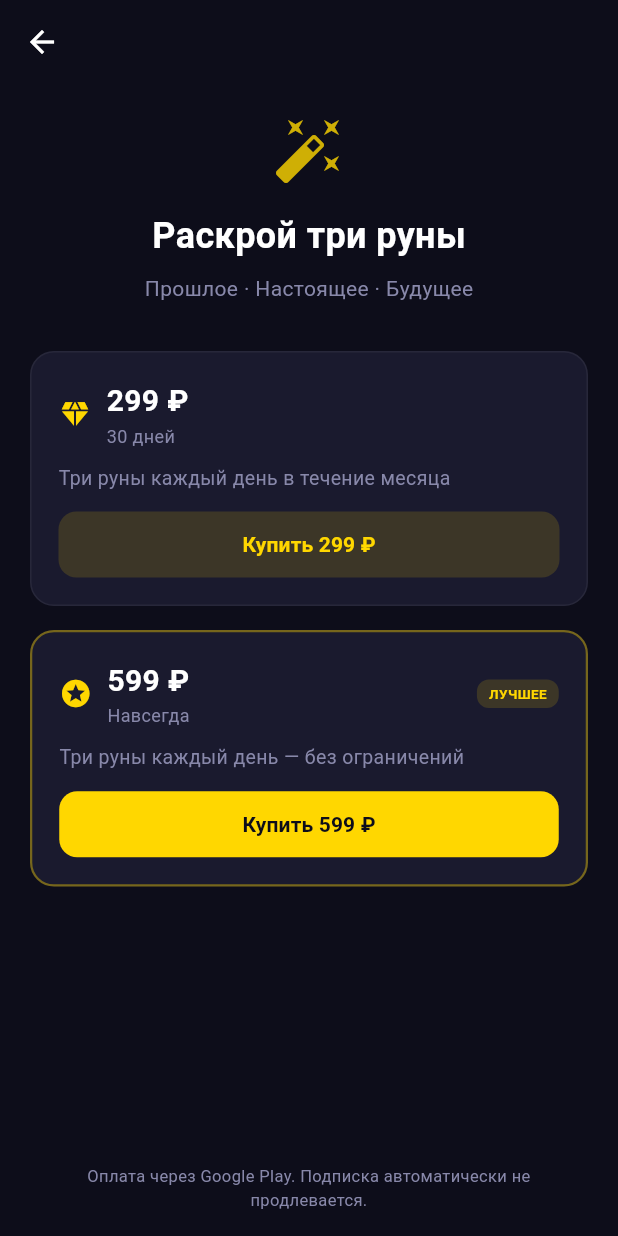
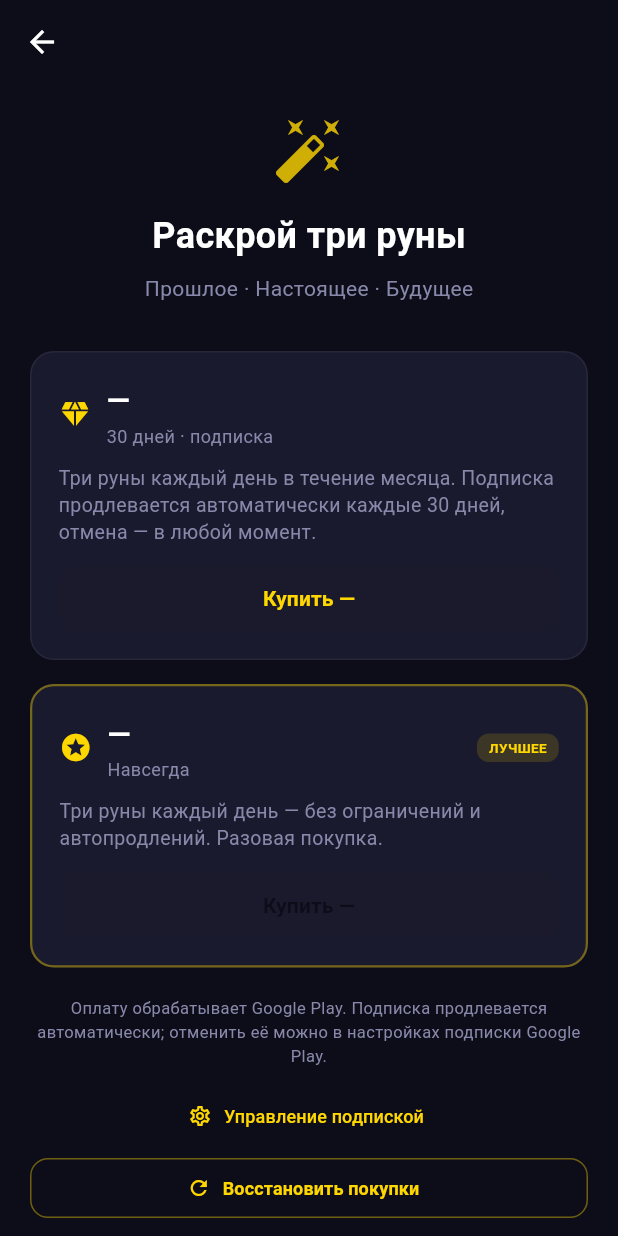
Before and after one commit to pesnagoda77/rune-sudby, a Flutter app: the PremiumScreen screen opened directly, on a phone screen of 412 x 824 dp. Run offline on Flutter 3.47's test engine with Material 3 defaults, Android fonts, the phone set to English and light mode, and no system bars; our stand-ins replace in_app_purchase, shared_preferences; missing offline and left inert: in_app_purchase_android; accounts and stored records are empty.

Commit message:
076: lib/screens/premium_screen.dart — подписка premium_30days_sub, цена из Play, restore/управление

```diff
--- a/lib/screens/premium_screen.dart
+++ b/lib/screens/premium_screen.dart
@@ -1,5 +1,7 @@
+import 'dart:async';
 import 'package:flutter/material.dart';
 import 'package:in_app_purchase/in_app_purchase.dart';
+import 'package:url_launcher/url_launcher.dart';
 import '../services/billing_service.dart';
 
 class PremiumScreen extends StatefulWidget {
@@ -11,14 +13,19 @@ class PremiumScreen extends StatefulWidget {
 
 class _PremiumScreenState extends State<PremiumScreen> {
   final BillingService _billing = BillingService();
+  StreamSubscription<String>? _messagesSub;
   bool _loading = true;
   bool _buying = false;
+  bool _restoring = false;
 
   static const _bg = Color(0xFF0D0D1A);
   static const _accent = Color(0xFFFFD700);
   static const _card = Color(0xFF1A1A2E);
   static const _text = Colors.white;
   static const _textMid = Color(0xFF8888AA);
+
+  static const _subscriptionCenterUrl =
+      'https://play.google.com/store/account/subscriptions?package=com.slavanapps.runeday';
 
   @override
   void initState() {
@@ -27,8 +34,21 @@ class _PremiumScreenState extends State<PremiumScreen> {
   }
 
   Future<void> _init() async {
+    _messagesSub = _billing.messages.listen(_onMessage);
     await _billing.init();
-    setState(() => _loading = false);
+    if (mounted) setState(() => _loading = false);
+  }
+
+  @override
+  void dispose() {
+    _messagesSub?.cancel();
+    super.dispose();
+  }
+
+  void _onMessage(String text) {
+    if (!mounted) return;
+    ScaffoldMessenger.of(context)
+        .showSnackBar(SnackBar(content: Text(text)));
   }
 
   Future<void> _buy(ProductDetails? product) async {
@@ -36,18 +56,44 @@ class _PremiumScreenState extends State<PremiumScreen> {
     setState(() => _buying = true);
     try {
       await _billing.buyProduct(product);
-      if (mounted) {
-        Navigator.pop(context, true);
-      }
+      final ok = await _billing.waitForPremium();
+      if (!mounted) return;
+      Navigator.pop(context, ok);
     } catch (_) {
-      if (mounted) {
-        ScaffoldMessenger.of(context).showSnackBar(
-          const SnackBar(content: Text('Ошибка покупки. Попробуй позже.')),
-        );
-      }
+      _onMessage('Ошибка покупки. Попробуй позже.');
     } finally {
       if (mounted) setState(() => _buying = false);
     }
+  }
+
+  Future<void> _restore() async {
+    if (_restoring) return;
+    setState(() => _restoring = true);
+    final premium = await _billing.restore();
+    if (!mounted) return;
+    setState(() => _restoring = false);
+    _onMessage(premium ? 'Покупки восстановлены' : 'Активных покупок не найдено');
+  }
+
+  Future<void> _manageSubscription() async {
+    try {
+      final ok = await launchUrl(
+        Uri.parse(_subscriptionCenterUrl),
+        mode: LaunchMode.externalApplication,
+      );
+      if (!ok && mounted) {
+        _onMessage('Не удалось открыть Google Play');
+      }
+    } catch (_) {
+      _onMessage(
+          'Google Play → Профиль → Платежи и подписки → Подписки');
+    }
+  }
+
+  String _priceText(ProductDetails? product) {
+    if (product == null) return '—';
+    final price = _billing.displayPrice(product);
+    return price.isEmpty ? '—' : price;
   }
 
   @override
@@ -70,11 +116,15 @@ class _PremiumScreenState extends State<PremiumScreen> {
                 child: Column(
                   children: [
                     const SizedBox(height: 20),
-                    Icon(Icons.auto_fix_high, size: 48, color: _accent.withOpacity(0.8)),
+                    Icon(Icons.auto_fix_high,
+                        size: 48, color: _accent.withOpacity(0.8)),
                     const SizedBox(height: 16),
                     const Text(
                       'Раскрой три руны',
-                      style: TextStyle(fontSize: 24, fontWeight: FontWeight.bold, color: _text),
+                      style: TextStyle(
+                          fontSize: 24,
+                          fontWeight: FontWeight.bold,
+                          color: _text),
                     ),
                     const SizedBox(height: 8),
                     const Text(
@@ -84,28 +134,67 @@ class _PremiumScreenState extends State<PremiumScreen> {
                     const SizedBox(height: 32),
                     _buildCard(
                       icon: Icons.diamond,
-                      title: '299\u00a0\u20bd',
-                      subtitle: '30 дней',
-                      desc: 'Три руны каждый день в течение месяца',
+                      title: _priceText(_billing.days30Product),
+                      subtitle: '30 дней · подписка',
+                      desc:
+                          'Три руны каждый день в течение месяца. Подписка продлевается автоматически каждые 30 дней, отмена — в любой момент.',
                       product: _billing.days30Product,
                       highlight: false,
                     ),
                     const SizedBox(height: 16),
                     _buildCard(
                       icon: Icons.stars,
-                      title: '599\u00a0\u20bd',
+                      title: _priceText(_billing.foreverProduct),
                       subtitle: 'Навсегда',
-                      desc: 'Три руны каждый день — без ограничений',
+                      desc:
+                          'Три руны каждый день — без ограничений и автопродлений. Разовая покупка.',
                       product: _billing.foreverProduct,
                       highlight: true,
                     ),
                     const Spacer(),
                     const Text(
-                      'Оплата через Google Play. Подписка автоматически не продлевается.',
+                      'Оплату обрабатывает Google Play. Подписка продлевается автоматически; отменить её можно в настройках подписки Google Play.',
                       textAlign: TextAlign.center,
                       style: TextStyle(fontSize: 11, color: _textMid),
                     ),
-                    const SizedBox(height: 16),
+                    const SizedBox(height: 8),
+                    TextButton.icon(
+                      onPressed: _manageSubscription,
+                      icon: const Icon(Icons.settings_outlined,
+                          size: 16, color: _accent),
+                      label: const Text('Управление подпиской',
+                          style: TextStyle(fontSize: 12, color: _accent)),
+                    ),
+                    const SizedBox(height: 4),
+                    SizedBox(
+                      width: double.infinity,
+                      height: 40,
+                      child: OutlinedButton.icon(
+                        onPressed: _restoring ? null : _restore,
+                        icon: _restoring
+                            ? const SizedBox(
+                                width: 14,
+                                height: 14,
+                                child: CircularProgressIndicator(
+                                    strokeWidth: 2, color: _accent))
+                            : const Icon(Icons.refresh,
+                                size: 16, color: _accent),
+                        label: Text(
+                          _restoring ? 'Восстановление…' : 'Восстановить покупки',
+                          style: const TextStyle(
+                              fontSize: 12,
+                              fontWeight: FontWeight.w600,
+                              color: _accent),
+                        ),
+                        style: OutlinedButton.styleFrom(
+                          side: BorderSide(
+                              color: _accent.withOpacity(0.4), width: 1),
+                          shape: RoundedRectangleBorder(
+                              borderRadius: BorderRadius.circular(12)),
+                        ),
+                      ),
+                    ),
+                    const SizedBox(height: 12),
                   ],
                 ),
               ),
@@ -143,7 +232,9 @@ class _PremiumScreenState extends State<PremiumScreen> {
                 children: [
                   Text(title,
                       style: const TextStyle(
-                          fontSize: 20, fontWeight: FontWeight.bold, color: _text)),
+                          fontSize: 20,
+                          fontWeight: FontWeight.bold,
+                          color: _text)),
                   Text(subtitle,
                       style: const TextStyle(fontSize: 12, color: _textMid)),
                 ],
@@ -151,35 +242,46 @@ class _PremiumScreenState extends State<PremiumScreen> {
               const Spacer(),
               if (highlight)
                 Container(
-                  padding: const EdgeInsets.symmetric(horizontal: 8, vertical: 3),
+                  padding:
+                      const EdgeInsets.symmetric(horizontal: 8, vertical: 3),
                   decoration: BoxDecoration(
                     color: _accent.withOpacity(0.15),
                     borderRadius: BorderRadius.circular(8),
                   ),
                   child: const Text('ЛУЧШЕЕ',
                       style: TextStyle(
-                          fontSize: 9, fontWeight: FontWeight.bold, color: _accent)),
+                          fontSize: 9,
+                          fontWeight: FontWeight.bold,
+                          color: _accent)),
                 ),
             ],
           ),
           const SizedBox(height: 10),
-          Text(desc, style: const TextStyle(fontSize: 13, color: _textMid, height: 1.4)),
+          Text(desc,
+              style: const TextStyle(
+                  fontSize: 13, color: _textMid, height: 1.4)),
           const SizedBox(height: 14),
           SizedBox(
             width: double.infinity,
             height: 44,
             child: ElevatedButton(
-              onPressed: _buying ? null : () => _buy(product),
+              onPressed: (_buying || product == null)
+                  ? null
+                  : () => _buy(product),
               style: ElevatedButton.styleFrom(
-                backgroundColor: highlight ? _accent : _accent.withOpacity(0.15),
+                backgroundColor:
+                    highlight ? _accent : _accent.withOpacity(0.15),
                 foregroundColor: highlight ? _bg : _accent,
-                shape: RoundedRectangleBorder(borderRadius: BorderRadius.circular(12)),
+                shape: RoundedRectangleBorder(
+                    borderRadius: BorderRadius.circular(12)),
                 elevation: 0,
               ),
               child: _buying
                   ? const SizedBox(
-                      width: 18, height: 18,
-                      child: CircularProgressIndicator(strokeWidth: 2, color: _bg))
+                      width: 18,
+                      height: 18,
+                      child: CircularProgressIndicator(
+                          strokeWidth: 2, color: _bg))
                   : Text(
                       'Купить $title',
                       style: TextStyle(
```
